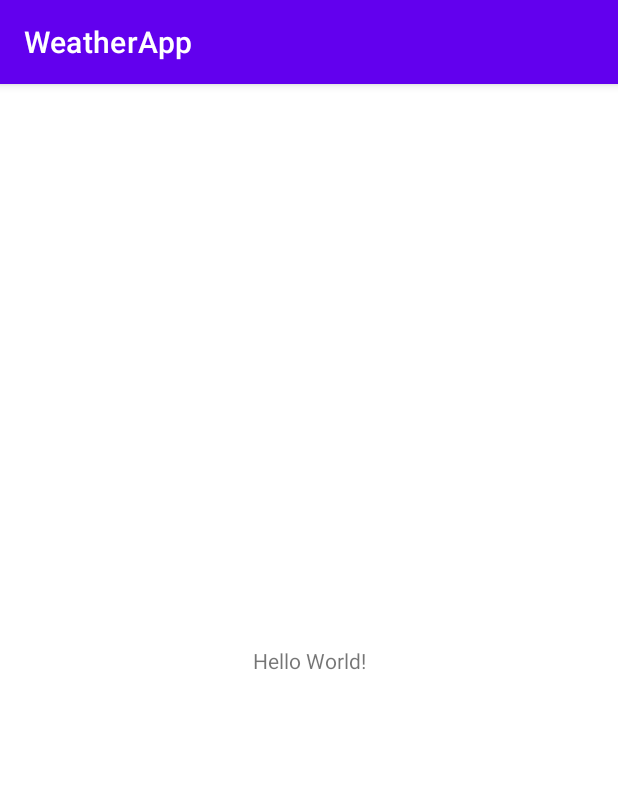
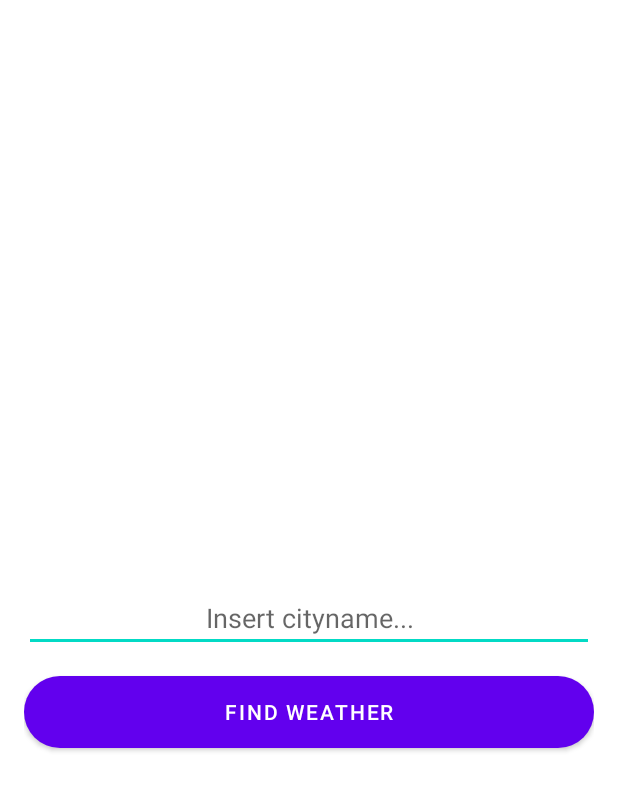
Before and after one commit to AgnieszkaDudala/WeatherApp, an Android app: the screen it shows after launch (MainActivity before the commit, SearchCityActivity after it), on a phone screen of 412 x 824 dp. Shown: the top 791 px of the screen. Run offline under Robolectric (Android 15) with nearby library versions, the phone set to English and light mode, and no system bars.

Commit message:
Create Activities and set up layouts.

```diff
--- a/app/src/main/AndroidManifest.xml
+++ b/app/src/main/AndroidManifest.xml
@@ -10,7 +10,11 @@
         android:supportsRtl="true"
         android:theme="@style/Theme.WeatherApp">
         <activity
-            android:name=".MainActivity"
+            android:name=".ShowWeatherActivity"
+            android:exported="true"
+            android:parentActivityName=".SearchCityActivity"/>
+        <activity
+            android:name=".SearchCityActivity"
             android:exported="true">
             <intent-filter>
                 <action android:name="android.intent.action.MAIN" />
--- /dev/null
+++ b/app/src/main/java/com/example/weatherapp/SearchCityActivity.kt
@@ -0,0 +1,24 @@
+package com.example.weatherapp
+
+import android.content.Intent
+import androidx.appcompat.app.AppCompatActivity
+import android.os.Bundle
+import android.widget.Button
+import android.widget.EditText
+
+class SearchCityActivity : AppCompatActivity() {
+    override fun onCreate(savedInstanceState: Bundle?) {
+        super.onCreate(savedInstanceState)
+        setContentView(R.layout.activity_main)
+
+        val insertCityname = findViewById<EditText>(R.id.insert_cityname).apply {
+
+        }
+        val btnFinder = findViewById<Button>(R.id.btn_find_weather)
+        btnFinder.setOnClickListener {
+            val intent = Intent(this, ShowWeatherActivity::class.java)
+            startActivity(intent)
+        }
+
+    }
+}
--- a/app/src/main/java/com/example/weatherapp/MainActivity.kt
+++ b/app/src/main/java/com/example/weatherapp/ShowWeatherActivity.kt
@@ -3,9 +3,9 @@ package com.example.weatherapp
 import androidx.appcompat.app.AppCompatActivity
 import android.os.Bundle
 
-class MainActivity : AppCompatActivity() {
+class ShowWeatherActivity : AppCompatActivity() {
     override fun onCreate(savedInstanceState: Bundle?) {
         super.onCreate(savedInstanceState)
-        setContentView(R.layout.activity_main)
+        setContentView(R.layout.activity_show_weather)
     }
 }
--- /dev/null
+++ b/app/src/main/res/drawable/btn_finder.xml
@@ -0,0 +1,5 @@
+<?xml version="1.0" encoding="utf-8"?>
+<shape xmlns:android="http://schemas.android.com/apk/res/android">
+    <solid android:color="#3632a8"/>
+    <corners android:radius="40dp"/>
+</shape>
--- /dev/null
+++ b/app/src/main/res/drawable/white_background.xml
@@ -0,0 +1,5 @@
+<?xml version="1.0" encoding="utf-8"?>
+<shape xmlns:android="http://schemas.android.com/apk/res/android"
+    android:shape="rectangle">
+    <solid android:color="@color/white"/>
+</shape>
--- a/app/src/main/res/layout/activity_main.xml
+++ b/app/src/main/res/layout/activity_main.xml
@@ -1,18 +1,32 @@
 <?xml version="1.0" encoding="utf-8"?>
-<androidx.constraintlayout.widget.ConstraintLayout xmlns:android="http://schemas.android.com/apk/res/android"
+<RelativeLayout xmlns:android="http://schemas.android.com/apk/res/android"
     xmlns:app="http://schemas.android.com/apk/res-auto"
     xmlns:tools="http://schemas.android.com/tools"
     android:layout_width="match_parent"
     android:layout_height="match_parent"
-    tools:context=".MainActivity">
+    tools:context=".SearchCityActivity"
+    android:padding="16dp"
+    android:background="@color/white">
 
-    <TextView
-        android:layout_width="wrap_content"
+    <EditText
+        android:id="@+id/insert_cityname"
+        android:layout_width="match_parent"
         android:layout_height="wrap_content"
-        android:text="Hello World!"
-        app:layout_constraintBottom_toBottomOf="parent"
-        app:layout_constraintLeft_toLeftOf="parent"
-        app:layout_constraintRight_toRightOf="parent"
-        app:layout_constraintTop_toTopOf="parent" />
+        android:hint="@string/insert_cityname"
+        android:layout_centerInParent="true"
+        android:textAlignment="center"
+        android:maxLines="1"
+        android:ellipsize="end"
+        android:textColor="@color/black"/>
 
-</androidx.constraintlayout.widget.ConstraintLayout>
+    <Button
+        android:id="@+id/btn_find_weather"
+        android:layout_width="match_parent"
+        android:layout_height="wrap_content"
+        android:layout_below="@id/insert_cityname"
+        android:layout_marginTop="16dp"
+        android:background="@drawable/btn_finder"
+        android:text="@string/find_weather"
+        android:textColor="@color/white"/>
+
+</RelativeLayout>
--- a/app/src/main/res/values-night/themes.xml
+++ b/app/src/main/res/values-night/themes.xml
@@ -1,6 +1,6 @@
 <resources xmlns:tools="http://schemas.android.com/tools">
     <!-- Base application theme. -->
-    <style name="Theme.WeatherApp" parent="Theme.MaterialComponents.DayNight.DarkActionBar">
+    <style name="Theme.WeatherApp" parent="Theme.MaterialComponents.DayNight.NoActionBar">
         <!-- Primary brand color. -->
         <item name="colorPrimary">@color/purple_200</item>
         <item name="colorPrimaryVariant">@color/purple_700</item>
--- a/app/src/main/res/values/strings.xml
+++ b/app/src/main/res/values/strings.xml
@@ -1,3 +1,5 @@
 <resources>
     <string name="app_name">WeatherApp</string>
+    <string name="insert_cityname">Insert cityname...</string>
+    <string name="find_weather">Find weather</string>
 </resources>
--- a/app/src/main/res/values/themes.xml
+++ b/app/src/main/res/values/themes.xml
@@ -1,6 +1,6 @@
 <resources xmlns:tools="http://schemas.android.com/tools">
     <!-- Base application theme. -->
-    <style name="Theme.WeatherApp" parent="Theme.MaterialComponents.DayNight.DarkActionBar">
+    <style name="Theme.WeatherApp" parent="Theme.MaterialComponents.DayNight.NoActionBar">
         <!-- Primary brand color. -->
         <item name="colorPrimary">@color/purple_500</item>
         <item name="colorPrimaryVariant">@color/purple_700</item>
```
Also changed, not shown: app/src/main/res/drawable/background_clouds.xml (added, +8 -0 lines), app/src/main/res/layout/activity_show_weather.xml (added, +117 -0 lines), app/src/main/res/drawable/clouds.png (added), app/src/main/res/drawable/icon_ionic_ios_water.png (added), app/src/main/res/drawable/icon_metro_water.png (added), app/src/main/res/drawable/icon_weather_barometer.png (added), app/src/main/res/drawable/icon_weather_sunrise.png (added), app/src/main/res/drawable/icon_weather_sunset.png (added).
